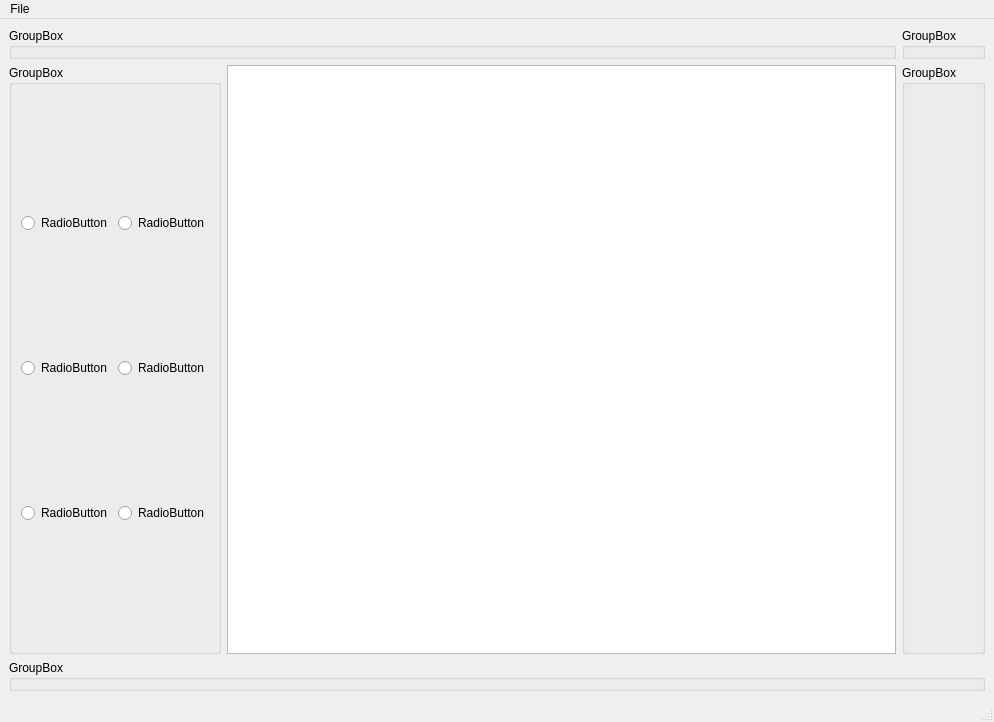
Above: gui/uis/MainWindow.ui from 209450/PixelArter before the change. Below: the same form after it.
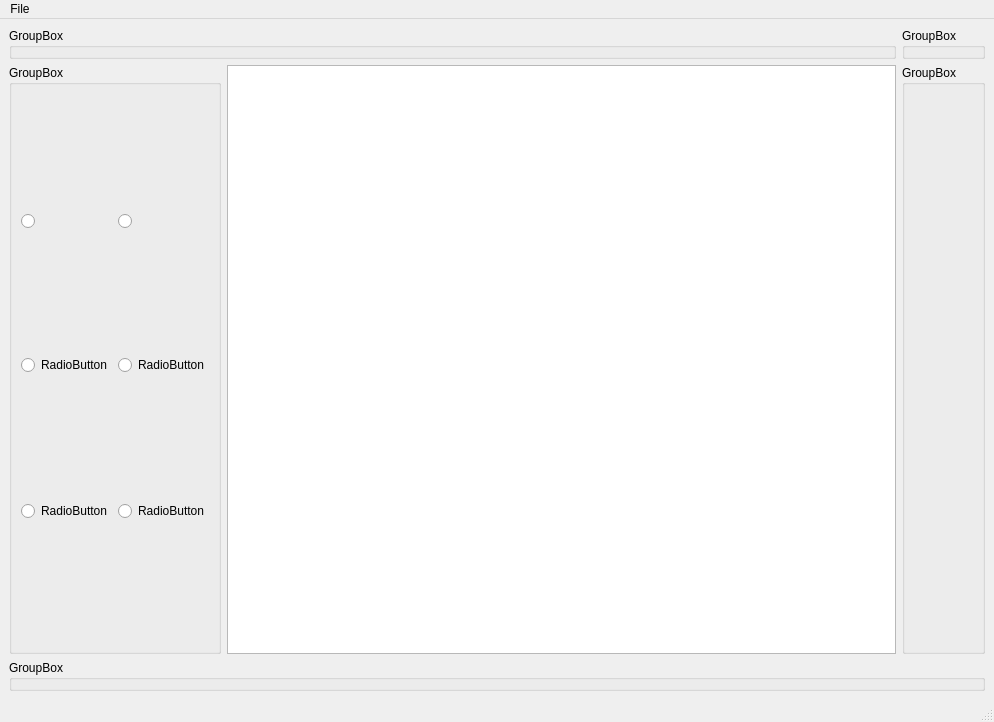
That is the form after the change. Icons and pictures are not drawn.

```diff
--- a/gui/uis/MainWindow.ui
+++ b/gui/uis/MainWindow.ui
@@ -47,9 +47,28 @@
         </property>
         <layout class="QGridLayout" name="gridLayout_2">
          <item row="0" column="1">
-          <widget class="QRadioButton" name="radioButton_4">
+          <widget class="QRadioButton" name="lineRadioButton">
+           <property name="layoutDirection">
+            <enum>Qt::LeftToRight</enum>
+           </property>
+           <property name="autoFillBackground">
+            <bool>false</bool>
+           </property>
            <property name="text">
-            <string>RadioButton</string>
+            <string/>
+           </property>
+           <property name="icon">
+            <iconset>
+             <normaloff>../icons/line.png</normaloff>../icons/line.png</iconset>
+           </property>
+           <property name="iconSize">
+            <size>
+             <width>64</width>
+             <height>64</height>
+            </size>
+           </property>
+           <property name="shortcut">
+            <string/>
            </property>
           </widget>
          </item>
@@ -63,7 +82,20 @@
          <item row="0" column="0">
           <widget class="QRadioButton" name="radioButton_3">
            <property name="text">
-            <string>RadioButton</string>
+            <string/>
+           </property>
+           <property name="icon">
+            <iconset>
+             <normaloff>../icons/pen.png</normaloff>../icons/pen.png</iconset>
+           </property>
+           <property name="iconSize">
+            <size>
+             <width>64</width>
+             <height>64</height>
+            </size>
+           </property>
+           <property name="checkable">
+            <bool>true</bool>
            </property>
           </widget>
          </item>
```
Left out of the diff: 2 changed lines with no effect on the pictures.
